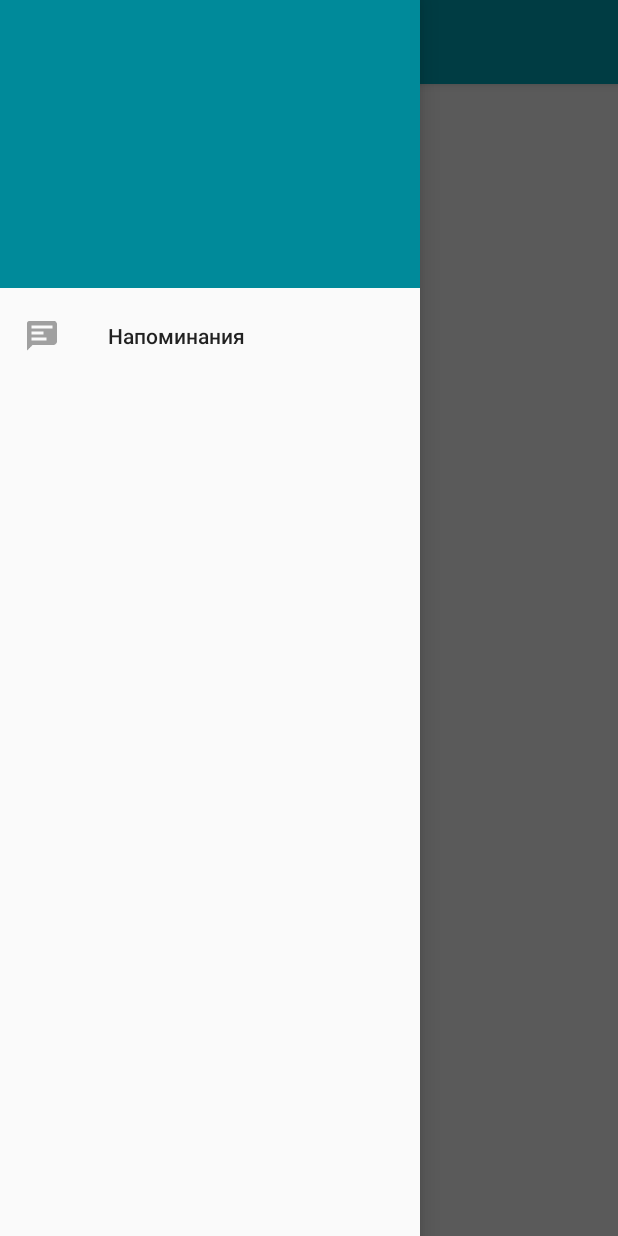
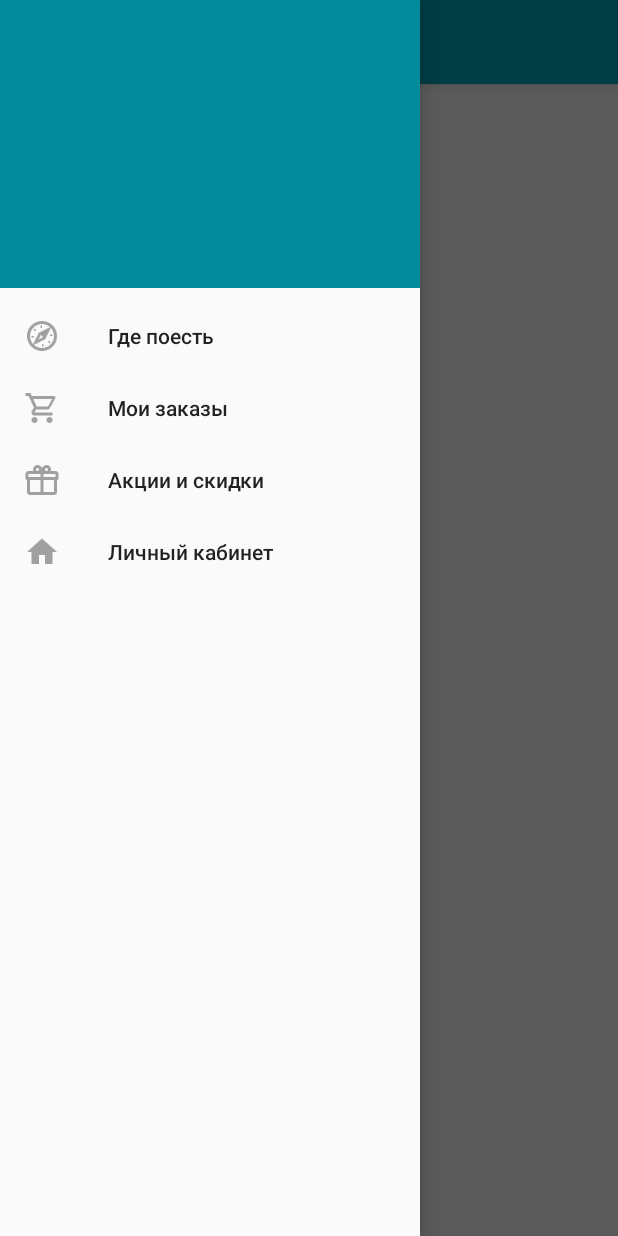
Before and after one commit to tomatoset/Global, an Android app: the FilterActivity screen opened directly, with no data from a screen before it, with the side drawer open, on a phone screen of 412 x 824 dp. Run offline under Robolectric (Android 15) with nearby library versions, the phone set to English and light mode, and no system bars.

Commit message:
Icon to NavigationView

```diff
--- a/Global/app/src/main/java/com/tomatoset/app/activity/MainActivity.java
+++ b/Global/app/src/main/java/com/tomatoset/app/activity/MainActivity.java
@@ -87,7 +87,7 @@ public class MainActivity extends AppCompatActivity {
             public boolean onNavigationItemSelected(MenuItem menuItem) {
                 drawerLayout.closeDrawers();
                 switch (menuItem.getItemId()) {
-                    case R.id.actionNotificationItem:
+                    case R.id.actionWhereEat:
                         showNotificationTab();
                         break;
 
--- a/Global/app/src/main/res/menu/menu_navigation.xml
+++ b/Global/app/src/main/res/menu/menu_navigation.xml
@@ -1,8 +1,24 @@
 <?xml version="1.0" encoding="utf-8"?>
 <menu xmlns:android="http://schemas.android.com/apk/res/android">
     <item
-        android:id="@+id/actionNotificationItem"
+        android:id="@+id/actionWhereEat"
         android:orderInCategory="1"
-        android:title="@string/menu_item_notification"
-        android:icon="@mipmap/ic_message_text" />
+        android:title="@string/where_eat"
+        android:icon="@mipmap/ic_apple_safari" />
+    <item
+        android:id="@+id/actionMyOrders"
+        android:orderInCategory="1"
+        android:title="@string/my_orders"
+        android:icon="@mipmap/ic_cart_outline" />
+    <item
+        android:id="@+id/actionPromotions"
+        android:orderInCategory="1"
+        android:title="@string/promotions"
+        android:icon="@mipmap/ic_gift" />
+    <item
+        android:id="@+id/actionPersonalRoom"
+        android:orderInCategory="1"
+        android:title="@string/personal_room"
+        android:icon="@mipmap/ic_home" />
+
 </menu>
--- a/Global/app/src/main/res/values/strings.xml
+++ b/Global/app/src/main/res/values/strings.xml
@@ -1,7 +1,11 @@
 <resources>
-    <string name="app_name">Fastbuy</string>
+    <string name="app_name">EatGid</string>
     <string name="search_title">Search</string>
-    <string name="menu_item_notification">Напоминания</string>
+    <string name="where_eat">Где поесть</string>
+    <string name="my_orders">Мои заказы</string>
+    <string name="promotions">Акции и скидки</string>
+    <string name="personal_room">Личный кабинет</string>
+
     <string name="view_navigation_open">Open</string>
     <string name="view_navigation_close">Close</string>
     <string name="snackbar_text">Выберите где будете кушать</string>
```
Also changed, not shown: Global/app/src/main/res/mipmap-hdpi/ic_apple_safari.png (added), Global/app/src/main/res/mipmap-hdpi/ic_cart_outline.png (added), Global/app/src/main/res/mipmap-hdpi/ic_gift.png (added), Global/app/src/main/res/mipmap-hdpi/ic_home.png (added), Global/app/src/main/res/mipmap-mdpi/ic_apple_safari.png (added), Global/app/src/main/res/mipmap-mdpi/ic_cart_outline.png (added), Global/app/src/main/res/mipmap-mdpi/ic_gift.png (added), Global/app/src/main/res/mipmap-mdpi/ic_home.png (added), Global/app/src/main/res/mipmap-xhdpi/ic_apple_safari.png (added), Global/app/src/main/res/mipmap-xhdpi/ic_cart_outline.png (added), Global/app/src/main/res/mipmap-xhdpi/ic_gift.png (added), Global/app/src/main/res/mipmap-xhdpi/ic_home.png (added), Global/app/src/main/res/mipmap-xxhdpi/ic_apple_safari.png (added), Global/app/src/main/res/mipmap-xxhdpi/ic_cart_outline.png (added), 2 more files.
